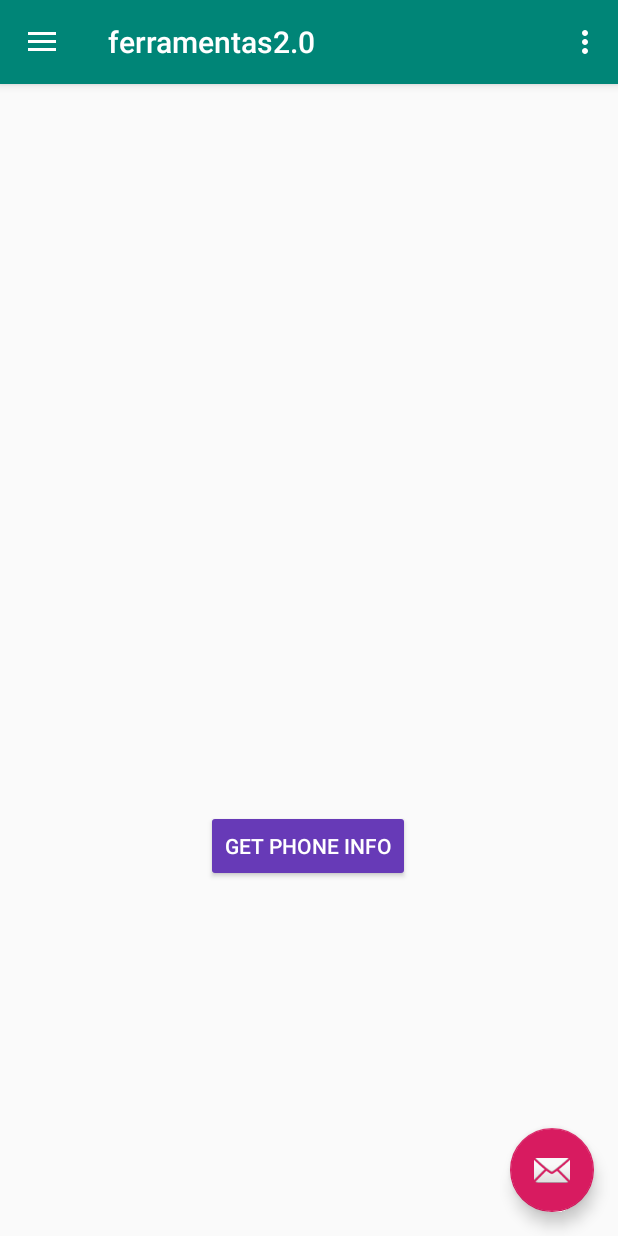
After one commit to ChihYaoYang/Android-CestadeFerramenta2.0, an Android app: the fragment Phone_ImeiFragment placed in its activity, on a phone screen of 412 x 824 dp. The commit adds this screen. Run offline under Robolectric (Android 15) with nearby library versions, the phone set to English and light mode, and no system bars.

Commit message:
add phone info

```diff
--- a/app/src/main/AndroidManifest.xml
+++ b/app/src/main/AndroidManifest.xml
@@ -6,6 +6,10 @@
     <!--permissão de GPS-->
     <uses-permission android:name="android.permission.ACCESS_FINE_LOCATION"/>
     <uses-permission android:name="android.permission.ACCESS_COARSE_LOCATION"/>
+    <!--Permissão Imei-->
+    <uses-permission android:name="android.permission.READ_PHONE_STATE" />
+    <uses-permission android:name="android.permission.READ_PHONE_NUMBERS" />
+    <uses-permission android:name="android.permission.READ_CONTACTS" />
     <application
         android:allowBackup="true"
         android:icon="@mipmap/ic_launcher"
--- /dev/null
+++ b/app/src/main/java/com/example/senac/ferramentas20/Phone_ImeiFragment.java
@@ -0,0 +1,108 @@
+package com.example.senac.ferramentas20;
+
+import android.Manifest;
+import android.content.Context;
+import android.content.pm.PackageManager;
+import android.os.Build;
+import android.os.Bundle;
+
+import androidx.annotation.NonNull;
+import androidx.core.app.ActivityCompat;
+import androidx.fragment.app.Fragment;
+
+import android.provider.Settings;
+import android.telephony.TelephonyManager;
+import android.view.LayoutInflater;
+import android.view.View;
+import android.view.ViewGroup;
+import android.widget.Button;
+import android.widget.TextView;
+import android.widget.Toast;
+
+
+public class Phone_ImeiFragment extends Fragment {
+    //Permissão
+    private static final int REQUEST_READ_PHONE_STATE_PERMISSION = 200;
+    private static final int REQUEST_READ_PHONE_NUMBERS_PERMISSION = 201;
+    private static final int REQUEST_READ_CONTACTS_PERMISSION = 202;
+    private String[] permissions = {Manifest.permission.READ_PHONE_STATE};
+    private String[] permission = {Manifest.permission.READ_PHONE_NUMBERS};
+    private String[] permissio = {Manifest.permission.READ_CONTACTS};
+    private boolean permissionState = false;
+
+    TextView imeinumber, nome, number;
+    Button getimei;
+    TelephonyManager tm;
+    String IMEI;
+
+
+    @Override
+    public View onCreateView(LayoutInflater inflater, ViewGroup container,
+                             Bundle savedInstanceState) {
+        View view = inflater.inflate(R.layout.fragment_phone_imei, container, false);
+
+
+        //find id
+        getimei = view.findViewById(R.id.imei);
+        imeinumber = view.findViewById(R.id.imeinumber);
+        nome = view.findViewById(R.id.nome);
+        number = view.findViewById(R.id.number);
+
+        //Solicita as permissões para o usuário
+        ActivityCompat.requestPermissions(getActivity(), permissions, REQUEST_READ_PHONE_STATE_PERMISSION);
+        ActivityCompat.requestPermissions(getActivity(), permission, REQUEST_READ_PHONE_NUMBERS_PERMISSION);
+        ActivityCompat.requestPermissions(getActivity(), permissio, REQUEST_READ_CONTACTS_PERMISSION);
+
+
+        getimei.setOnClickListener(new View.OnClickListener() {
+            @Override
+            public void onClick(View view) {
+                getDeviceIMEI();
+            }
+        });
+        return view;
+    }
+
+    //solicitar permissão de áudio
+    @Override
+    public void onRequestPermissionsResult(int requestCode, @NonNull String[] permissions, @NonNull int[] grantResults) {
+        super.onRequestPermissionsResult(requestCode, permissions, grantResults);
+        switch (requestCode) {
+            case REQUEST_READ_PHONE_STATE_PERMISSION:
+                permissionState = grantResults[0] == PackageManager.PERMISSION_GRANTED;
+                break;
+            case REQUEST_READ_PHONE_NUMBERS_PERMISSION:
+                permissionState = grantResults[0] == PackageManager.PERMISSION_GRANTED;
+                break;
+            case REQUEST_READ_CONTACTS_PERMISSION:
+                permissionState = grantResults[0] == PackageManager.PERMISSION_GRANTED;
+                break;
+        }
+        if (!permissionState) {
+            Toast.makeText(getActivity(), "Aceite as permissões", Toast.LENGTH_SHORT).show();
+        }
+    }
+
+    public void getDeviceIMEI() {
+        //Device imei
+        tm = (TelephonyManager) getActivity().getSystemService(Context.TELEPHONY_SERVICE);
+        if (null != tm) {
+            IMEI = tm.getDeviceId();
+        }
+        if (null == IMEI || 0 == IMEI.length()) {
+            IMEI = Settings.Secure.getString(getActivity().getContentResolver(), Settings.Secure.ANDROID_ID);
+        }
+
+        //Device name
+        String reqString = Build.MANUFACTURER
+                + " " + Build.MODEL + " " + Build.VERSION.RELEASE
+                + " " + Build.VERSION_CODES.class.getFields()[android.os.Build.VERSION.SDK_INT].getName();
+
+//        device number
+//        String PhoneNumber =  tm.getLine1Number();
+//        number.setText(PhoneNumber);
+        nome.setText(reqString);
+        imeinumber.setText(IMEI);
+    }
+
+}
--- /dev/null
+++ b/app/src/main/res/layout/fragment_phone_imei.xml
@@ -0,0 +1,76 @@
+<?xml version="1.0" encoding="utf-8"?>
+<FrameLayout xmlns:android="http://schemas.android.com/apk/res/android"
+    xmlns:app="http://schemas.android.com/apk/res-auto"
+    xmlns:tools="http://schemas.android.com/tools"
+    android:layout_width="match_parent"
+    android:layout_height="match_parent"
+    tools:context=".HomeFragment">
+
+    <androidx.constraintlayout.widget.ConstraintLayout
+        android:layout_width="match_parent"
+        android:layout_height="match_parent">
+
+        <Button
+            android:id="@+id/imei"
+            android:layout_width="wrap_content"
+            android:layout_height="wrap_content"
+            android:layout_marginStart="8dp"
+            android:layout_marginTop="8dp"
+            android:layout_marginEnd="8dp"
+            android:layout_marginBottom="8dp"
+            android:backgroundTint="#673AB7"
+            android:text="Get Phone Info"
+            android:textColor="#ffffff"
+            app:layout_constraintBottom_toBottomOf="parent"
+            app:layout_constraintEnd_toEndOf="parent"
+            app:layout_constraintHorizontal_bias="0.498"
+            app:layout_constraintStart_toStartOf="parent"
+            app:layout_constraintTop_toTopOf="parent"
+            app:layout_constraintVertical_bias="0.676" />
+
+        <TextView
+            android:id="@+id/imeinumber"
+            android:layout_width="wrap_content"
+            android:layout_height="wrap_content"
+            android:layout_marginStart="8dp"
+            android:layout_marginTop="8dp"
+            android:layout_marginEnd="8dp"
+            android:layout_marginBottom="8dp"
+            android:text=" "
+            app:layout_constraintBottom_toBottomOf="parent"
+            app:layout_constraintEnd_toEndOf="parent"
+            app:layout_constraintStart_toStartOf="parent"
+            app:layout_constraintTop_toTopOf="parent"
+            app:layout_constraintVertical_bias="0.58" />
+
+        <TextView
+            android:id="@+id/nome"
+            android:layout_width="wrap_content"
+            android:layout_height="wrap_content"
+            android:layout_marginStart="8dp"
+            android:layout_marginTop="8dp"
+            android:layout_marginEnd="8dp"
+            android:layout_marginBottom="8dp"
+            android:text=" "
+            app:layout_constraintBottom_toBottomOf="parent"
+            app:layout_constraintEnd_toEndOf="parent"
+            app:layout_constraintStart_toStartOf="parent"
+            app:layout_constraintTop_toTopOf="parent"
+            app:layout_constraintVertical_bias="0.525" />
+
+        <TextView
+            android:id="@+id/number"
+            android:layout_width="wrap_content"
+            android:layout_height="wrap_content"
+            android:layout_marginStart="8dp"
+            android:layout_marginTop="8dp"
+            android:layout_marginEnd="8dp"
+            android:layout_marginBottom="8dp"
+            android:text=" "
+            app:layout_constraintBottom_toBottomOf="parent"
+            app:layout_constraintEnd_toEndOf="parent"
+            app:layout_constraintStart_toStartOf="parent"
+            app:layout_constraintTop_toTopOf="parent"
+            app:layout_constraintVertical_bias="0.469" />
+    </androidx.constraintlayout.widget.ConstraintLayout>
+</FrameLayout>
--- a/app/src/main/res/menu/activity_main_drawer.xml
+++ b/app/src/main/res/menu/activity_main_drawer.xml
@@ -20,6 +20,14 @@
             android:id="@+id/geolocalizacao"
             android:icon="@drawable/iconfinder_location"
             android:title="Localização" />
+        <item
+            android:id="@+id/phoneimei"
+            android:icon="@drawable/phone"
+            android:title="Phone_Imei" />
+        <item
+            android:id="@+id/qrcode"
+            android:icon="@drawable/qrcode"
+            android:title="QR Code" />
 
     </group>
 </menu>
```
Also changed, not shown: app/src/main/java/com/example/senac/ferramentas20/MainActivity.java (+8 -0 lines), app/src/main/java/com/example/senac/ferramentas20/QRcodeFragment.java (added, +23 -0 lines), app/src/main/res/layout/fragment_qr_code.xml (added, +13 -0 lines), app/src/main/java/com/example/senac/ferramentas20/HomeFragment.java (indentation only), app/src/main/res/drawable/phone.png (added), app/src/main/res/drawable/qrcode.png (added).
